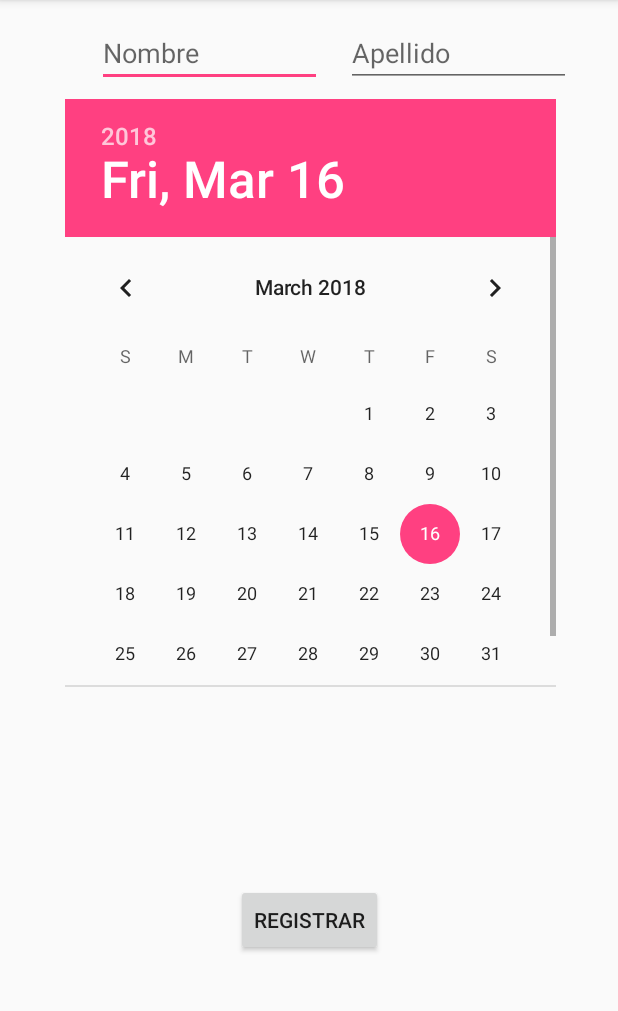
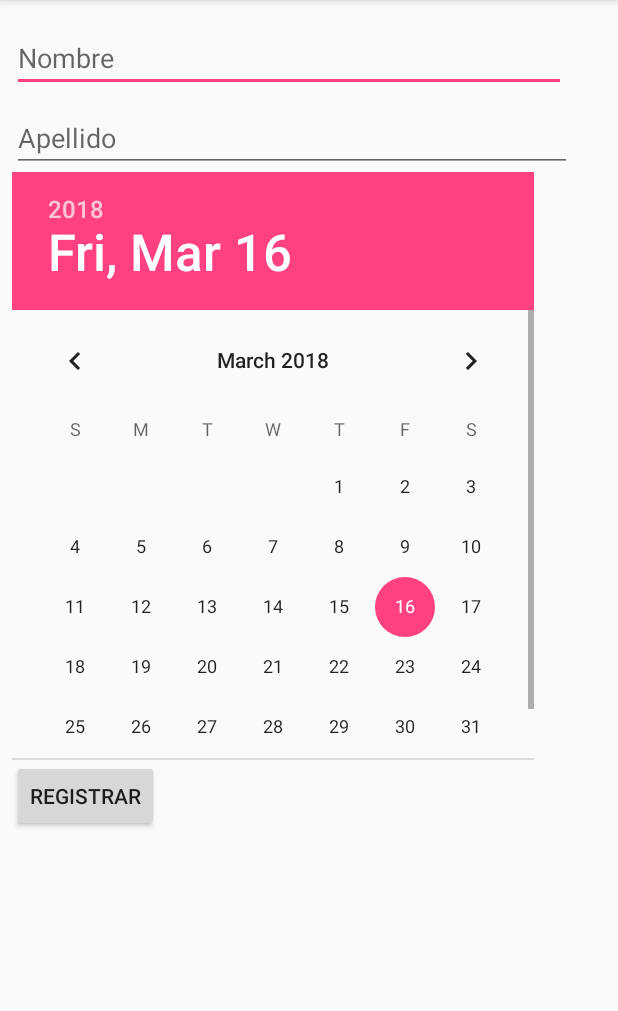
Before and after one commit to Robroblemol/MVP_Practic, an Android app: the screen it shows after launch (MainActivity), on a phone screen of 412 x 824 dp, the part 84-1095 px from its top. Run offline under Robolectric (Android 15) with nearby library versions, the phone set to English and light mode, and no system bars; our stand-ins replace ButterKnife.

Commit message:
implement Scollview

```diff
--- a/app/src/main/res/layout/activity_main.xml
+++ b/app/src/main/res/layout/activity_main.xml
@@ -6,6 +6,57 @@
     android:layout_height="match_parent"
     tools:context="com.raziel.tareamvp.views.activities.MainActivity">
 
+    <ScrollView
+        android:layout_width="wrap_content"
+        android:layout_height="wrap_content"
+        tools:layout_editor_absoluteX="0dp"
+        tools:layout_editor_absoluteY="0dp">
+
+        <LinearLayout
+            android:layout_width="wrap_content"
+            android:layout_height="wrap_content"
+            android:orientation="vertical">
+
+            <EditText
+                android:id="@+id/txtNombre"
+                android:layout_width="369dp"
+                android:layout_height="wrap_content"
+                android:layout_marginEnd="8dp"
+                android:layout_marginStart="8dp"
+                android:layout_marginTop="16dp"
+                android:ems="10"
+                android:hint="@string/name"
+                android:inputType="textPersonName"
+                app:layout_constraintEnd_toEndOf="parent"
+                app:layout_constraintStart_toStartOf="parent"
+                app:layout_constraintTop_toTopOf="parent" />
+
+            <EditText
+                android:id="@+id/txtApellido"
+                android:layout_width="373dp"
+                android:layout_height="wrap_content"
+                android:layout_marginEnd="8dp"
+                android:layout_marginStart="8dp"
+                android:layout_marginTop="8dp"
+                android:ems="10"
+                android:hint="@string/apellido"
+                android:inputType="textPersonName"
+                android:text=""
+                app:layout_constraintEnd_toEndOf="parent"
+                app:layout_constraintHorizontal_bias="0.503"
+                app:layout_constraintStart_toStartOf="parent"
+                app:layout_constraintTop_toBottomOf="@+id/txtNombre" />
+
+            <DatePicker
+                android:id="@+id/datePicker"
+                android:layout_width="369dp"
+                android:layout_height="392dp"
+                android:layout_marginEnd="8dp"
+                android:layout_marginStart="8dp"
+                app:layout_constraintEnd_toEndOf="parent"
+                app:layout_constraintHorizontal_bias="0.512"
+                app:layout_constraintStart_toStartOf="parent"
+                tools:layout_editor_absoluteY="66dp" />
 
             <Button
                 android:id="@+id/btnCalcular"
@@ -19,61 +70,9 @@
                 app:layout_constraintStart_toStartOf="parent"
                 app:layout_constraintTop_toBottomOf="@+id/datePicker" />
 
-    <DatePicker
-        android:id="@+id/datePicker"
-        android:layout_width="327dp"
-        android:layout_height="392dp"
-        android:layout_marginEnd="8dp"
-        android:layout_marginStart="8dp"
-        android:layout_marginTop="8dp"
-        app:layout_constraintEnd_toEndOf="parent"
-        app:layout_constraintHorizontal_bias="0.512"
-        app:layout_constraintStart_toStartOf="parent"
-        app:layout_constraintTop_toBottomOf="@+id/gridLayout" />
 
-    <GridLayout
-        android:id="@+id/gridLayout"
-        android:layout_width="347dp"
-        android:layout_height="50dp"
-        android:layout_marginEnd="8dp"
-        android:layout_marginStart="8dp"
-        android:layout_marginTop="8dp"
-        app:layout_constraintEnd_toEndOf="parent"
-        app:layout_constraintHorizontal_bias="1.0"
-        app:layout_constraintStart_toStartOf="parent"
-        app:layout_constraintTop_toTopOf="parent">
-
-        <EditText
-            android:id="@+id/txtNombre"
-            android:layout_width="150dp"
-            android:layout_height="wrap_content"
-            android:layout_marginEnd="8dp"
-            android:layout_marginStart="8dp"
-            android:layout_marginTop="8dp"
-            android:ems="10"
-            android:hint="@string/name"
-            android:inputType="textPersonName"
-            app:layout_constraintEnd_toEndOf="parent"
-            app:layout_constraintHorizontal_bias="1.0"
-            app:layout_constraintStart_toStartOf="parent"
-            app:layout_constraintTop_toTopOf="parent" />
-
-        <EditText
-            android:id="@+id/txtApellido"
-            android:layout_width="150dp"
-            android:layout_height="wrap_content"
-            android:layout_marginEnd="8dp"
-            android:layout_marginStart="8dp"
-            android:layout_marginTop="8dp"
-            android:ems="10"
-            android:hint="@string/apellido"
-            android:inputType="textPersonName"
-            android:text=""
-            app:layout_constraintEnd_toEndOf="parent"
-            app:layout_constraintHorizontal_bias="0.503"
-            app:layout_constraintStart_toStartOf="parent"
-            app:layout_constraintTop_toBottomOf="@+id/txtNombre" />
-    </GridLayout>
+        </LinearLayout>
+    </ScrollView>
 
 
 </android.support.constraint.ConstraintLayout>
```
Lines whose indentation alone changed are shown as unchanged.
